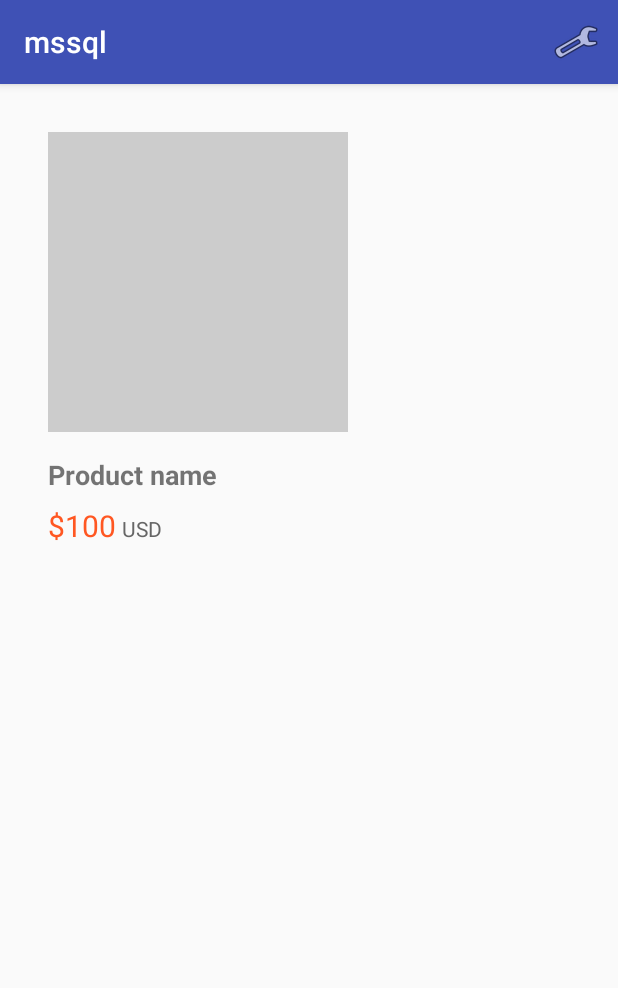
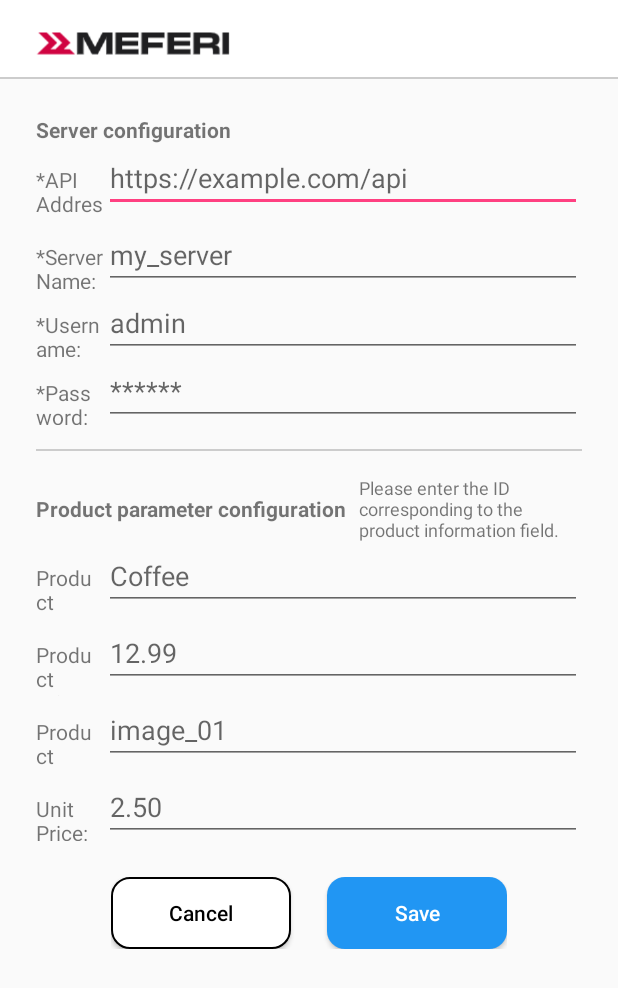
Before and after one commit to XianXianghub/PictureBed, an Android app: the screen it shows after launch (TestActivity before the commit, MainActivity after it), on a phone screen of 412 x 824 dp. Shown: the top 988 px of the screen. Run offline under Robolectric (Android 15) with nearby library versions, the phone set to English and light mode, and no system bars.

Commit message:
new settings

```diff
--- a/app/src/main/AndroidManifest.xml
+++ b/app/src/main/AndroidManifest.xml
@@ -14,7 +14,7 @@
         android:theme="@style/Theme.Mssql"
         tools:targetApi="31">
         <activity
-            android:name=".TestActivity"
+            android:name=".MainActivity"
             android:exported="true">
             <intent-filter>
                 <action android:name="android.intent.action.MAIN" />
--- a/app/src/main/java/com/meferi/mssql/MainActivity.java
+++ b/app/src/main/java/com/meferi/mssql/MainActivity.java
@@ -2,6 +2,7 @@ package com.meferi.mssql;
 
 import android.graphics.Color;
 import android.os.Bundle;
+import android.view.View;
 import android.widget.EditText;
 import android.widget.TextView;
 
@@ -29,20 +30,38 @@ public class MainActivity extends AppCompatActivity {
             Color.GREEN,
             Color.BLUE
     };
-
-
+    private void hideSystemUI() {
+        View decorView = getWindow().getDecorView();
+        decorView.setSystemUiVisibility(
+                View.SYSTEM_UI_FLAG_IMMERSIVE
+                        | View.SYSTEM_UI_FLAG_LAYOUT_STABLE
+                        | View.SYSTEM_UI_FLAG_LAYOUT_HIDE_NAVIGATION
+                        | View.SYSTEM_UI_FLAG_LAYOUT_FULLSCREEN
+                        | View.SYSTEM_UI_FLAG_HIDE_NAVIGATION
+                        | View.SYSTEM_UI_FLAG_FULLSCREEN
+        );
+    }
+//    @Override
+//    public void onWindowFocusChanged(boolean hasFocus) {
+//        super.onWindowFocusChanged(hasFocus);
+//        if (hasFocus) {
+//            hideSystemUI();
+//        }
+//    }
     @Override
     protected void onCreate(Bundle savedInstanceState) {
         super.onCreate(savedInstanceState);
-        setContentView(R.layout.activity_main);
+        setContentView(R.layout.activity_server_config);
+        getSupportActionBar().hide();
+        hideSystemUI();
 
-        editIp = findViewById(R.id.editIp);
-        editUser = findViewById(R.id.editUser);
-        editPassword = findViewById(R.id.editPassword);
-        textResult = findViewById(R.id.textResult);
-//        editSql = findViewById(R.id.editSql);
-        editDatabase = findViewById(R.id.editDatabase);
-        editPort = findViewById(R.id.editPort);
+//        editIp = findViewById(R.id.editIp);
+//        editUser = findViewById(R.id.editUser);
+//        editPassword = findViewById(R.id.editPassword);
+//        textResult = findViewById(R.id.textResult);
+////        editSql = findViewById(R.id.editSql);
+//        editDatabase = findViewById(R.id.editDatabase);
+//        editPort = findViewById(R.id.editPort);
 
 //        Button btnConnect = findViewById(R.id.btnConnect);
 
--- /dev/null
+++ b/app/src/main/res/drawable/button_cancel_bg.xml
@@ -0,0 +1,5 @@
+<shape xmlns:android="http://schemas.android.com/apk/res/android" android:shape="rectangle">
+    <solid android:color="#FFFFFF"/> <!-- 白色背景 -->
+    <corners android:radius="12dp"/> <!-- 圆角半径 -->
+    <stroke android:width="1dp" android:color="#000000"/> <!-- 黑色边框 -->
+</shape>
--- /dev/null
+++ b/app/src/main/res/drawable/button_save_bg.xml
@@ -0,0 +1,4 @@
+<shape xmlns:android="http://schemas.android.com/apk/res/android" android:shape="rectangle">
+    <solid android:color="#2196F3"/> <!-- 蓝色背景 -->
+    <corners android:radius="12dp"/> <!-- 圆角半径 -->
+</shape>
--- /dev/null
+++ b/app/src/main/res/layout/activity_server_config.xml
@@ -0,0 +1,319 @@
+<?xml version="1.0" encoding="utf-8"?><!--
+    Server & Product configuration page for tablet (mdpi 240dpi).
+    Top bar: logo (51dp height) + gray divider
+    Main area: ScrollView with all form fields and action buttons
+-->
+<androidx.constraintlayout.widget.ConstraintLayout xmlns:android="http://schemas.android.com/apk/res/android"
+    xmlns:app="http://schemas.android.com/apk/res-auto"
+    xmlns:tools="http://schemas.android.com/tools"
+    android:layout_width="match_parent"
+    android:layout_height="match_parent">
+
+    <!-- ========= Top logo bar ========== -->
+    <LinearLayout
+        android:id="@+id/ll_logo"
+        android:layout_width="match_parent"
+        android:layout_height="51dp"
+        android:background="@color/white"
+        android:orientation="horizontal"
+        app:layout_constraintEnd_toEndOf="parent"
+        app:layout_constraintStart_toStartOf="parent"
+        app:layout_constraintTop_toTopOf="parent">
+
+        <ImageView
+            android:id="@+id/iv_logo"
+            android:layout_width="174dp"
+            android:layout_height="51dp"
+            android:scaleType="fitCenter"
+            android:src="@drawable/ic_meferi_logo" />
+    </LinearLayout>
+
+    <!-- ======= Divider line below logo ======= -->
+    <View
+        android:id="@+id/logo_divider"
+        android:layout_width="0dp"
+        android:layout_height="1dp"
+        android:background="#CCCCCC"
+        app:layout_constraintEnd_toEndOf="parent"
+        app:layout_constraintStart_toStartOf="parent"
+        app:layout_constraintTop_toBottomOf="@id/ll_logo" />
+
+    <!-- ========== Main scrollable form area ========== -->
+    <ScrollView
+        android:id="@+id/sv_content"
+        android:layout_width="0dp"
+        android:layout_height="0dp"
+        app:layout_constraintBottom_toBottomOf="parent"
+        app:layout_constraintEnd_toEndOf="parent"
+        app:layout_constraintStart_toStartOf="parent"
+        app:layout_constraintTop_toBottomOf="@id/logo_divider">
+
+        <LinearLayout
+            android:layout_width="match_parent"
+            android:layout_height="wrap_content"
+            android:orientation="vertical"
+            android:padding="24dp">
+
+            <!-- ===== Section: Server configuration ===== -->
+            <TextView
+                android:layout_width="wrap_content"
+                android:layout_height="wrap_content"
+                android:text="@string/server_config_title"
+                android:textSize="14sp"
+                android:textStyle="bold" />
+
+            <!-- API Address -->
+            <LinearLayout
+                android:layout_width="match_parent"
+                android:layout_height="wrap_content"
+                android:layout_marginTop="@dimen/setting_item_spacing"
+                android:orientation="horizontal">
+
+                <TextView
+                    android:layout_width="0dp"
+                    android:layout_height="wrap_content"
+                    android:layout_weight="@dimen/setting_item_title_width"
+                    android:text="*API Address:" />
+
+                <EditText
+                    android:id="@+id/et_api_address"
+                    android:layout_width="0dp"
+                    android:layout_height="wrap_content"
+                    android:layout_weight="7"
+                    android:hint="https://example.com/api"
+                    android:inputType="textUri" />
+            </LinearLayout>
+
+            <!-- Server Name -->
+            <LinearLayout
+                android:layout_width="match_parent"
+                android:layout_height="wrap_content"
+                android:layout_marginTop="@dimen/setting_edit_spacing"
+                android:orientation="horizontal">
+
+                <TextView
+                    android:layout_width="0dp"
+                    android:layout_height="wrap_content"
+                    android:layout_weight="@dimen/setting_item_title_width"
+                    android:text="*Server Name:" />
+
+                <EditText
+                    android:id="@+id/et_server_name"
+                    android:layout_width="0dp"
+                    android:layout_height="wrap_content"
+                    android:layout_weight="7"
+                    android:hint="my_server"
+                    android:inputType="textPersonName" />
+            </LinearLayout>
+
+            <!-- Username -->
+            <LinearLayout
+                android:layout_width="match_parent"
+                android:layout_height="wrap_content"
+                android:layout_marginTop="@dimen/setting_edit_spacing"
+                android:orientation="horizontal">
+
+                <TextView
+                    android:layout_width="0dp"
+                    android:layout_height="wrap_content"
+                    android:layout_weight="@dimen/setting_item_title_width"
+                    android:text="*Username:" />
+
+                <EditText
+                    android:id="@+id/et_username"
+                    android:layout_width="0dp"
+                    android:layout_height="wrap_content"
+                    android:layout_weight="7"
+                    android:hint="admin"
+                    android:inputType="textEmailAddress" />
+            </LinearLayout>
+
+            <!-- Password -->
+            <LinearLayout
+                android:layout_width="match_parent"
+                android:layout_height="wrap_content"
+                android:layout_marginTop="@dimen/setting_edit_spacing"
+                android:orientation="horizontal">
+
+                <TextView
+                    android:layout_width="0dp"
+                    android:layout_height="wrap_content"
+                    android:layout_weight="@dimen/setting_item_title_width"
+                    android:text="*Password:" />
+
+                <EditText
+                    android:id="@+id/et_password"
+                    android:layout_width="0dp"
+                    android:layout_height="wrap_content"
+                    android:layout_weight="7"
+                    android:hint="******"
+                    android:inputType="textPassword" />
+            </LinearLayout>
+
+            <!-- ===== Divider between two sections ===== -->
+            <View
+                android:layout_width="match_parent"
+                android:layout_height="1dp"
+                android:layout_marginTop="16dp"
+                android:layout_marginBottom="16dp"
+                android:background="#CCCCCC" />
+
+            <!--            &lt;!&ndash; ===== Section: Product parameter configuration ===== &ndash;&gt;-->
+            <!--            <TextView-->
+            <!--                android:text="@string/product_param_config_title"-->
+            <!--                android:textStyle="bold"-->
+            <!--                android:textSize="14sp"-->
+            <!--                android:layout_width="wrap_content"-->
+            <!--                android:layout_height="wrap_content" />-->
+
+            <!--            <TextView-->
+            <!--                android:text="@string/product_param_config_subtip"-->
+            <!--                android:textSize="14sp"-->
+            <!--                android:layout_width="wrap_content"-->
+            <!--                android:layout_height="wrap_content"-->
+            <!--                android:layout_marginTop="4dp" />-->
+
+
+            <LinearLayout
+                android:layout_width="wrap_content"
+                android:layout_height="wrap_content"
+                android:gravity="center_vertical"
+                android:orientation="horizontal">
+
+                <TextView
+                    android:layout_width="wrap_content"
+                    android:layout_height="wrap_content"
+                    android:text="@string/product_param_config_title"
+                    android:textSize="14sp"
+                    android:textStyle="bold" />
+
+                <TextView
+                    android:layout_width="wrap_content"
+                    android:layout_height="wrap_content"
+                    android:layout_marginStart="8dp"
+                    android:text="@string/product_param_config_subtip"
+                    android:textSize="12sp" />
+            </LinearLayout>
+
+            <!-- Product Name -->
+            <LinearLayout
+                android:layout_width="match_parent"
+                android:layout_height="wrap_content"
+                android:layout_marginTop="@dimen/setting_item_spacing"
+                android:orientation="horizontal">
+
+                <TextView
+                    android:layout_width="0dp"
+                    android:layout_height="wrap_content"
+                    android:layout_weight="@dimen/setting_item_title_width"
+                    android:text="Product Name:" />
+
+                <EditText
+                    android:id="@+id/et_product_name"
+                    android:layout_width="0dp"
+                    android:layout_height="wrap_content"
+                    android:layout_weight="7"
+                    android:hint="Coffee"
+                    android:inputType="textCapWords" />
+            </LinearLayout>
+
+            <!-- Product Price -->
+            <LinearLayout
+                android:layout_width="match_parent"
+                android:layout_height="wrap_content"
+                android:layout_marginTop="@dimen/setting_edit_spacing"
+                android:orientation="horizontal">
+
+                <TextView
+                    android:layout_width="0dp"
+                    android:layout_height="wrap_content"
+                    android:layout_weight="@dimen/setting_item_title_width"
+                    android:text="Product Price:" />
+
+                <EditText
+                    android:id="@+id/et_product_price"
+                    android:layout_width="0dp"
+                    android:layout_height="wrap_content"
+                    android:layout_weight="7"
+                    android:hint="12.99"
+                    android:inputType="numberDecimal" />
+            </LinearLayout>
+
+            <!-- Product Image -->
+            <LinearLayout
+                android:layout_width="match_parent"
+                android:layout_height="wrap_content"
+                android:layout_marginTop="@dimen/setting_edit_spacing"
+                android:orientation="horizontal">
+
+                <TextView
+                    android:layout_width="0dp"
+                    android:layout_height="wrap_content"
+                    android:layout_weight="@dimen/setting_item_title_width"
+                    android:text="Product Image:" />
+
+                <EditText
+                    android:id="@+id/et_product_image"
+                    android:layout_width="0dp"
+                    android:layout_height="wrap_content"
+                    android:layout_weight="7"
+                    android:hint="image_01"
+                    android:inputType="text" />
+            </LinearLayout>
+
+            <!-- Unit Price -->
+            <LinearLayout
+                android:layout_width="match_parent"
+                android:layout_height="wrap_content"
+                android:layout_marginTop="@dimen/setting_edit_spacing"
+                android:orientation="horizontal">
+
+                <TextView
+                    android:layout_width="0dp"
+                    android:layout_height="wrap_content"
+                    android:layout_weight="@dimen/setting_item_title_width"
+                    android:text="Unit Price:" />
+
+                <EditText
+                    android:id="@+id/et_unit_price"
+                    android:layout_width="0dp"
+                    android:layout_height="wrap_content"
+                    android:layout_weight="7"
+                    android:hint="2.50"
+                    android:inputType="numberDecimal" />
+            </LinearLayout>
+
+            <!-- ===== Action buttons ===== -->
+            <LinearLayout
+                android:layout_width="wrap_content"
+                android:layout_height="wrap_content"
+                android:layout_gravity="center_horizontal"
+                android:layout_marginTop="24dp"
+                android:gravity="center"
+                android:orientation="horizontal">
+
+                <Button
+                    android:id="@+id/btn_cancel"
+                    android:layout_width="120dp"
+                    android:layout_height="wrap_content"
+                    android:text="@string/cancel"
+                    android:textAllCaps="false"
+                    android:background="@drawable/button_cancel_bg"
+                    android:textColor="@android:color/black" />
+
+                <Button
+                    android:id="@+id/btn_save"
+                    android:layout_width="120dp"
+                    android:layout_height="wrap_content"
+                    android:text="@string/save"
+                    android:layout_marginStart="24dp"
+                    android:textAllCaps="false"
+                    android:background="@drawable/button_save_bg"
+                    android:textColor="@android:color/white" />
+            </LinearLayout>
+
+
+        </LinearLayout>
+    </ScrollView>
+
+</androidx.constraintlayout.widget.ConstraintLayout>
--- a/app/src/main/res/values/colors.xml
+++ b/app/src/main/res/values/colors.xml
@@ -6,5 +6,6 @@
     <color name="colorPrimaryDark">#303F9F</color>
     <color name="colorAccent">#FF4081</color>
     <color name="gray_background">#CCCCCC</color>
+    <color name="save_button_blue">#2196F3</color> <!-- 你可以换成你想要的蓝色 -->
 
 </resources>
--- /dev/null
+++ b/app/src/main/res/values/dimens.xml
@@ -0,0 +1,7 @@
+<?xml version="1.0" encoding="utf-8"?>
+<resources>
+    <dimen name="setting_item_spacing">0dp</dimen>
+    <dimen name="setting_edit_spacing">0dp</dimen>
+    <dimen name="setting_item_title_width">1</dimen>
+
+</resources>
--- a/app/src/main/res/values/strings.xml
+++ b/app/src/main/res/values/strings.xml
@@ -1,3 +1,9 @@
 <resources>
     <string name="app_name">mssql</string>
+    <string name="server_config_title">Server configuration</string>
+    <string name="product_param_config_title">Product parameter configuration</string>
+    <string name="product_param_config_subtip">Please enter the ID corresponding to the product information field.</string>
+    <string name="save">Save</string>
+    <string name="cancel">Cancel</string>
+
 </resources>
```
Also changed, not shown: app/src/main/res/drawable/ic_meferi_logo.png (added).
